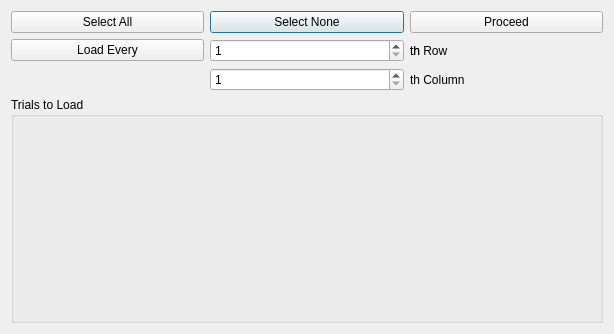
Qt form Grapher/loadingprogress.ui (hundlab/LongQt) before a commit.
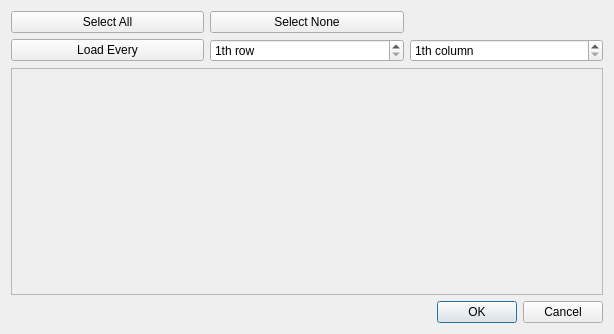
The same form after that commit.

```diff
--- a/Grapher/loadingprogress.ui
+++ b/Grapher/loadingprogress.ui
@@ -2,6 +2,12 @@
 <ui version="4.0">
  <class>LoadingProgressDialog</class>
  <widget class="QDialog" name="LoadingProgressDialog">
+  <property name="windowModality">
+   <enum>Qt::NonModal</enum>
+  </property>
+  <property name="enabled">
+   <bool>true</bool>
+  </property>
   <property name="geometry">
    <rect>
     <x>0</x>
@@ -13,7 +19,17 @@
   <property name="windowTitle">
    <string>Opening Files</string>
   </property>
-  <layout class="QGridLayout" name="gridLayout_2">
+  <property name="modal">
+   <bool>false</bool>
+  </property>
+  <layout class="QGridLayout" name="gridlayout_2">
+   <item row="5" column="0" colspan="3">
+    <widget class="QDialogButtonBox" name="buttonBox">
+     <property name="standardButtons">
+      <set>QDialogButtonBox::Cancel|QDialogButtonBox::Ok</set>
+     </property>
+    </widget>
+   </item>
    <item row="0" column="1">
     <widget class="QPushButton" name="skipButton">
      <property name="text">
@@ -21,21 +37,6 @@
      </property>
     </widget>
    </item>
-   <item row="3" column="0" colspan="3">
-    <widget class="QGroupBox" name="advanced">
-     <property name="title">
-      <string>Trials to Load</string>
-     </property>
-     <layout class="QGridLayout" name="gridLayout_3"/>
-    </widget>
-   </item>
-   <item row="0" column="2">
-    <widget class="QPushButton" name="continueButton">
-     <property name="text">
-      <string>Proceed</string>
-     </property>
-    </widget>
-   </item>
    <item row="0" column="0">
     <widget class="QPushButton" name="loadAll">
      <property name="text">
@@ -52,6 +53,9 @@
    </item>
    <item row="1" column="1">
     <widget class="QSpinBox" name="spinBox">
+     <property name="suffix">
+      <string>th row</string>
+     </property>
      <property name="minimum">
       <number>1</number>
      </property>
@@ -61,24 +65,10 @@
     </widget>
    </item>
    <item row="1" column="2">
-    <widget class="QLabel" name="thLabel">
-     <property name="visible">
-      <bool>false</bool>
-     </property>
-     <property name="text">
-      <string>th</string>
-     </property>
-    </widget>
-   </item>
-   <item row="1" column="2">
-    <widget class="QLabel" name="rowLabel">
-     <property name="text">
-      <string>th Row</string>
-     </property>
-    </widget>
-   </item>
-   <item row="2" column="1">
     <widget class="QSpinBox" name="columnSpinBox">
+     <property name="suffix">
+      <string>th column</string>
+     </property>
      <property name="minimum">
       <number>1</number>
      </property>
@@ -87,11 +77,22 @@
      </property>
     </widget>
    </item>
-   <item row="2" column="2">
-    <widget class="QLabel" name="columnLabel">
-     <property name="text">
-      <string>th Column</string>
+   <item row="2" column="0" colspan="3">
+    <widget class="QScrollArea" name="scrollArea">
+     <property name="widgetResizable">
+      <bool>true</bool>
      </property>
+     <widget class="QWidget" name="checkBoxContents">
+      <property name="geometry">
+       <rect>
+        <x>0</x>
+        <y>0</y>
+        <width>594</width>
+        <height>226</height>
+       </rect>
+      </property>
+      <layout class="QGridLayout" name="checkBoxLayout"/>
+     </widget>
     </widget>
    </item>
   </layout>
```
Left out of the diff: 35 changed lines with no effect on the pictures.
